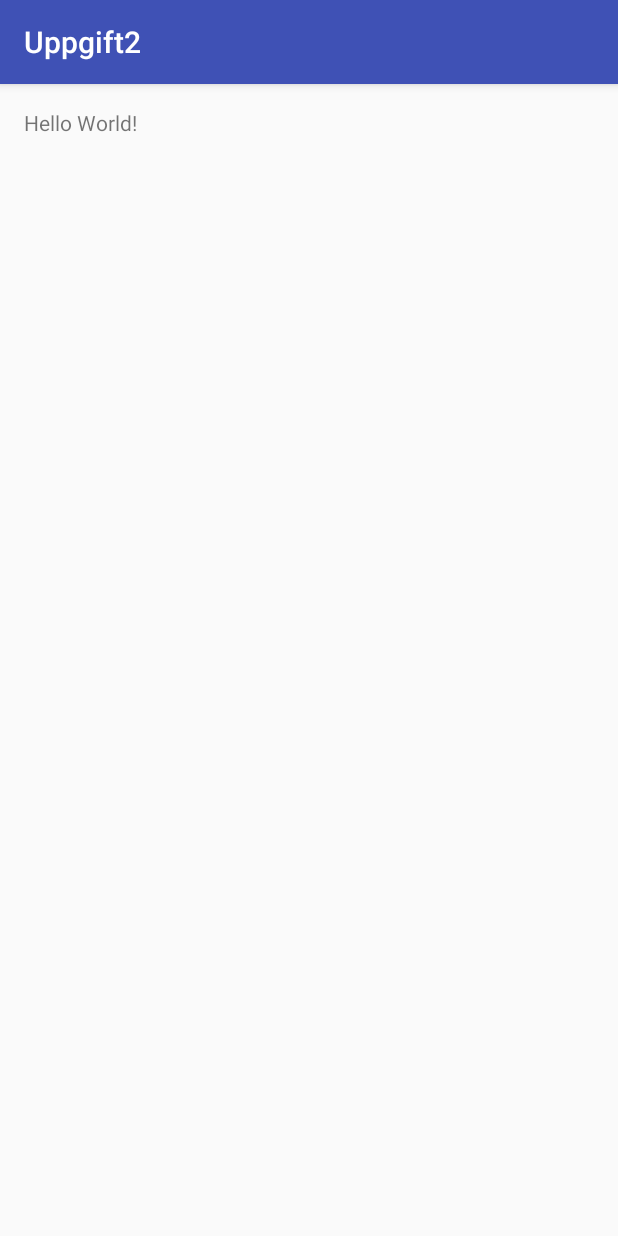
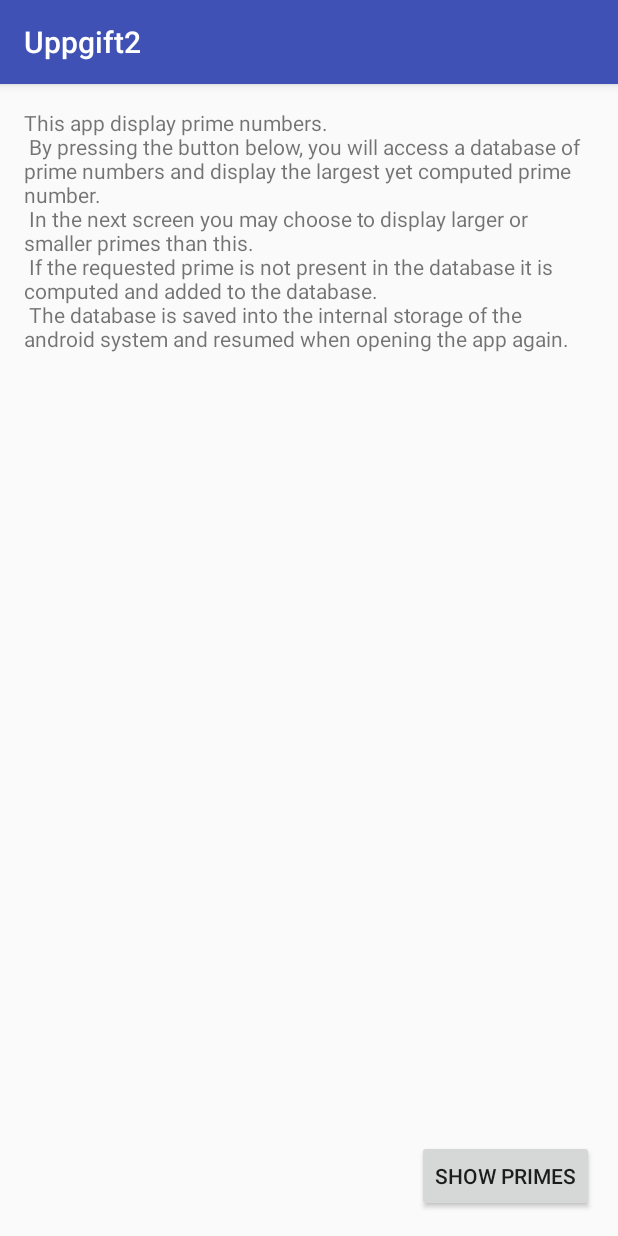
Before and after one commit to kattfisken/special-spoon, an Android app: the screen it shows after launch (WelcomeScreen), on a phone screen of 412 x 824 dp. Run offline under Robolectric (Android 15) with nearby library versions, the phone set to English and light mode, and no system bars.

Commit message:
working assignment 2 added

```diff
--- a/Uppgift2/app/src/main/java/com/example/sara/uppgift2/WelcomeScreen.java
+++ b/Uppgift2/app/src/main/java/com/example/sara/uppgift2/WelcomeScreen.java
@@ -1,7 +1,12 @@
 package com.example.sara.uppgift2;
 
+import android.content.Intent;
 import android.support.v7.app.AppCompatActivity;
 import android.os.Bundle;
+import android.util.Log;
+import android.view.View;
+import android.widget.Button;
+
 
 public class WelcomeScreen extends AppCompatActivity {
 
@@ -9,5 +14,23 @@ public class WelcomeScreen extends AppCompatActivity {
     protected void onCreate(Bundle savedInstanceState) {
         super.onCreate(savedInstanceState);
         setContentView(R.layout.activity_welcome_screen);
+
+
+        Button buttonOne = (Button) findViewById(R.id.number_act_btn);
+        if(buttonOne != null) {
+            buttonOne.setOnClickListener(
+                    new Button.OnClickListener() {
+                        public void onClick(View v) {
+                            Intent lillaI;
+                            lillaI = new Intent(WelcomeScreen.this, DisplayNumber.class);
+                            WelcomeScreen.this.startActivity(lillaI);
+                        }
+                    }
+            );
+        }else {
+            Log.e("Uppgift2","failed to retrive the button for setting action");
+        }
+
     }
+
 }
--- a/Uppgift2/app/src/main/res/layout/activity_display_number.xml
+++ b/Uppgift2/app/src/main/res/layout/activity_display_number.xml
@@ -5,7 +5,8 @@
     android:layout_width="match_parent"
     android:layout_height="match_parent"
     android:fitsSystemWindows="true"
-    tools:context="com.example.sara.uppgift2.DisplayNumber">
+    tools:context="com.example.sara.uppgift2.DisplayNumber"
+    android:id="@+id/displayNumberRootView">
 
     <android.support.design.widget.AppBarLayout
         android:layout_width="match_parent"
--- a/Uppgift2/app/src/main/res/layout/activity_welcome_screen.xml
+++ b/Uppgift2/app/src/main/res/layout/activity_welcome_screen.xml
@@ -12,18 +12,16 @@
     <TextView
         android:layout_width="wrap_content"
         android:layout_height="wrap_content"
-        android:text="@string/welcome_screen_message" />
-    <!-- todo formattera texten -->
-    <!-- todo uppdatera tresursen -->
+        android:text="@string/welcome_screen_message"
+        />
 
-
-
-
-    <!-- todo skapa knapp -->
-    <!-- todo snygga till knappen -->
-    <!-- todo koppla knapp till att starta ny activity -->
-
-
-
+    <android.support.v7.widget.AppCompatButton
+        android:layout_width="wrap_content"
+        android:layout_height="wrap_content"
+        android:layout_alignParentBottom="true"
+        android:layout_alignParentRight="true"
+        android:text="@string/btn_text_display_primes"
+        android:id="@+id/number_act_btn"
+        />
 
 </RelativeLayout>
--- a/Uppgift2/app/src/main/res/values/strings.xml
+++ b/Uppgift2/app/src/main/res/values/strings.xml
@@ -1,5 +1,10 @@
 <resources>
     <string name="app_name">Uppgift2</string>
     <string name="title_activity_display_number">DisplayNumber</string>
-    <string name="welcome_screen_message">Hello World!</string>
+    <string name="welcome_screen_message">This app display prime numbers.\n
+    By pressing the button below, you will access a database of prime numbers and display the largest yet computed prime number.\n
+    In the next screen you may choose to display larger or smaller primes than this.\n
+    If the requested prime is not present in the database it is computed and added to the database.\n
+    The database is saved into the internal storage of the android system and resumed when opening the app again.</string>
+    <string name="btn_text_display_primes">Show primes</string>
 </resources>
```
Also changed, not shown: Uppgift2/app/src/main/java/com/example/sara/uppgift2/DisplayNumber.java (+179 -24 lines), Uppgift2/app/src/main/res/layout/content_display_number.xml (+7 -5 lines), Uppgift2/app/src/main/res/menu/main.xml (+11 -4 lines).
